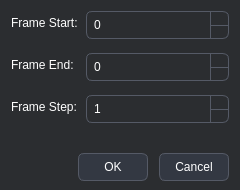
The window that ui/frame_range_dialog.ui (newo-ether/Rendrop) describes before a commit, drawn with Qt 5.
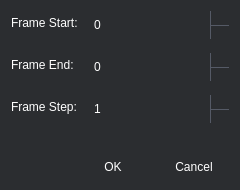
The same window after the commit. Icons and pictures are not drawn.

Patch:
```diff
--- a/ui/frame_range_dialog.ui
+++ b/ui/frame_range_dialog.ui
@@ -38,12 +38,11 @@
 }
 
 QSpinBox {
-    background-color: rgb(43, 45, 48);
+    background: transparent;
     color: white;
     padding-left: 5px;
     padding-right: 20px;
-    border: 1px solid rgb(85, 90, 102);
-    border-radius: 6px;
+    border: 1px solid transparent;
     font-family: &quot;Pixel Mixed&quot;;
     font-size: 12px;
 }
@@ -90,23 +89,12 @@
 }
 
 QPushButton {
-    background-color: #333842;
-    border: 1px solid #555A66;
-    border-radius: 6px;
+    background: transparent;
+    border: 1px solid transparent;
     color: white;
     padding: 6px 6px;
     font-family: &quot;Pixel Mixed&quot;;
     font-size: 12px;
-}
-
-QPushButton:hover {
-    background-color: #4B5362;
-    color: white;
-}
-
-QPushButton:pressed {
-    background-color: #2B2F38;
-    color: white;
 }</string>
   </property>
   <layout class="QVBoxLayout" name="verticalLayout">
```
